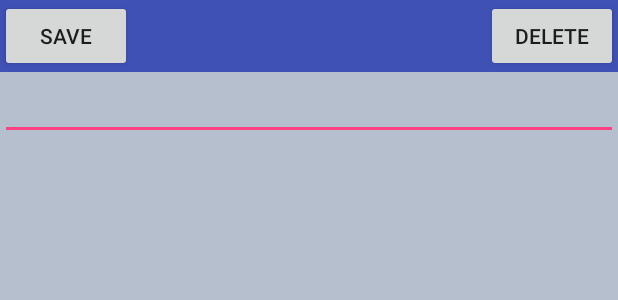
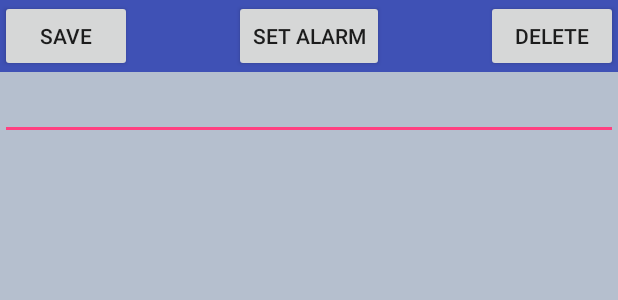
Before and after one commit to mb92316/CSE594Project, an Android app: the layout activity_note_helper.xml on its own in the app's theme, with its tools: preview values and no code run, on a phone screen of 412 x 824 dp. Shown: the top 300 px of the screen. Run offline under Robolectric (Android 15) with nearby library versions, the phone set to English and light mode, and no system bars.

Commit message:
new committ

```diff
--- a/app/src/main/java/com/example/android/cse594project/Crypt.java
+++ b/app/src/main/java/com/example/android/cse594project/Crypt.java
@@ -22,7 +22,7 @@ public class Crypt {
             //byte[] combinedBytes = combine(ivbytes, cipherText);
             byte[] cipherText = cipher.doFinal(plaintext.getBytes("utf-8"));
             byte[] combinedBytes= new byte[cipherText.length + ivbytes.length];
-            System.arraycopy(ivbytes,0,combinedBytes,0         ,ivbytes.length);
+            System.arraycopy(ivbytes,0,combinedBytes,0,ivbytes.length);
             System.arraycopy(cipherText,0,combinedBytes,ivbytes.length,cipherText.length);
             return Base64.encodeToString(combinedBytes, Base64.NO_WRAP);
         } catch (Exception e) {
--- a/app/src/main/res/layout/activity_note_helper.xml
+++ b/app/src/main/res/layout/activity_note_helper.xml
@@ -10,12 +10,25 @@
         android:layout_height="wrap_content"
         android:background="@color/colorPrimary">
 
+
+
+
         <Button
             android:id="@+id/savebutton"
             android:layout_width="wrap_content"
             android:layout_height="wrap_content"
             android:onClick="updateNote"
             android:text="Save" />
+
+
+        <Button
+            android:id="@+id/alarmbutton"
+            android:layout_width="wrap_content"
+            android:layout_height="wrap_content"
+            android:layout_centerInParent="true"
+            android:text="Set Alarm" />
+
+
 
         <Button
             android:id="@+id/deletebutton"
--- a/app/src/main/res/layout/activity_settings.xml
+++ b/app/src/main/res/layout/activity_settings.xml
@@ -15,8 +15,7 @@
         android:id="@+id/testtext"
         android:layout_width="wrap_content"
         android:layout_height="wrap_content"
-        android:text = "Pinpad Lock Screen"
-        />
+        android:text = "Pinpad Lock Screen" />
 
 
     <RadioGroup xmlns:android="http://schemas.android.com/apk/res/android"
```
Also changed, not shown: app/src/main/AndroidManifest.xml (+8 -1 lines), app/src/main/java/com/example/android/cse594project/DBHandler.java (+17 -7 lines), app/src/main/java/com/example/android/cse594project/GetKey.java (+14 -0 lines), app/src/main/java/com/example/android/cse594project/MainActivity.java (+34 -5 lines), app/src/main/java/com/example/android/cse594project/NotificationPublisher.java (added, +22 -0 lines), app/src/main/res/drawable/ic_launcher.png (added).
